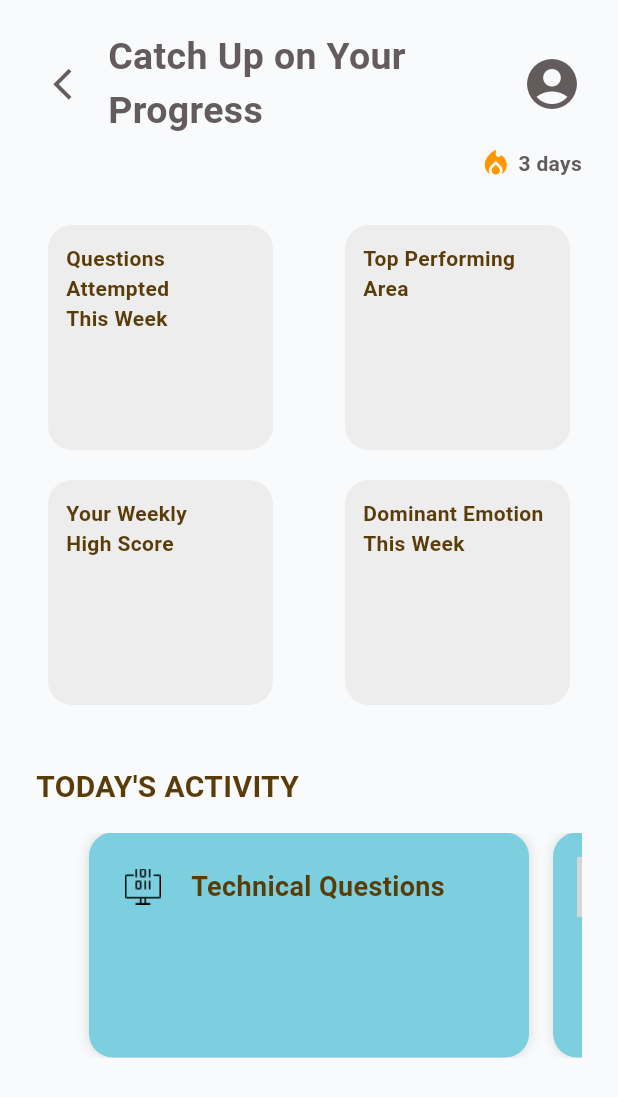
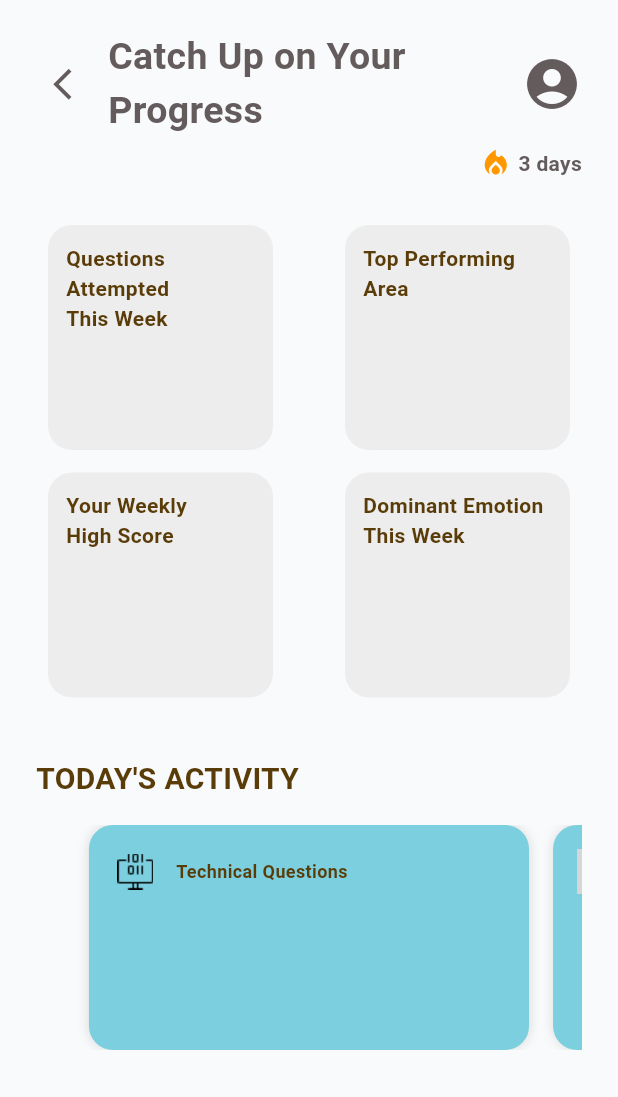
Before and after one commit to SapphireAG/AI-Interview-Coach-Talk2Hire, a Flutter app: the ReportPage screen opened by its route, on a phone screen of 412 x 824 dp. Shown: the top 1097 px of the screen. Run offline on Flutter 3.47's test engine with Material 3 defaults, Android fonts, the phone set to English and light mode, and no system bars; our stand-ins replace audioplayers, camera; missing offline and left inert: record; grey boxes are pictures that could not be loaded.

Commit message:
reverted back to code files prior to pixel fix

```diff
--- a/flutter_frontend/lib/report_page.dart
+++ b/flutter_frontend/lib/report_page.dart
@@ -22,7 +22,7 @@ class _ReportPageState extends State<ReportPage> {
 
   final Map<String, String> featureIcons = {
     'Technical Questions': 'assets/tech.png',
-    'Personal Questions': 'assets/personal.png',
+    'Personal Questions': 'assets/personalq.png',
     'Scenario-Based Questions': 'assets/scenario.png',
   };
 
@@ -83,7 +83,7 @@ class _ReportPageState extends State<ReportPage> {
                     child: Align(
                       alignment: Alignment.topCenter,
                       child: Text(
-                        "Catch Up on Your Progress",
+                        "Catch Up on Your       Progress",
                         style: const TextStyle(
                           fontSize: 25,
                           fontWeight: FontWeight.bold,
@@ -139,7 +139,7 @@ class _ReportPageState extends State<ReportPage> {
                         _buildStatCard("Top Performing\nArea"),
                       ],
                     ),
-                    const SizedBox(height: 20),
+                    const SizedBox(height: 15),
                     Row(
                       mainAxisAlignment: MainAxisAlignment.spaceBetween,
                       children: [
@@ -193,15 +193,15 @@ class _ReportPageState extends State<ReportPage> {
                               children: [
                                 Image.asset(
                                   featureIcons[features[index]] ?? '',
-                                  height: 40,
-                                  width: 40,
+                                  height: 30,
+                                  width: 30,
                                 ),
                                 const SizedBox(width: 12),
                                 Expanded(
                                   child: Text(
                                     features[index],
                                     style: const TextStyle(
-                                      fontSize: 18,
+                                      fontSize: 12,
                                       fontWeight: FontWeight.bold,
                                       color: Color.fromARGB(255, 90, 60, 9),
                                     ),
```
Also changed, not shown: flutter_frontend/lib/landing_page.dart (+2 -8 lines), flutter_frontend/lib/main.dart (+4 -3 lines), flutter_frontend/lib/questions_screen.dart (+3 -8 lines), flutter_frontend/lib/feedback_page.dart (line endings or trailing spaces), flutter_frontend/lib/questions_page.dart (line endings or trailing spaces).
